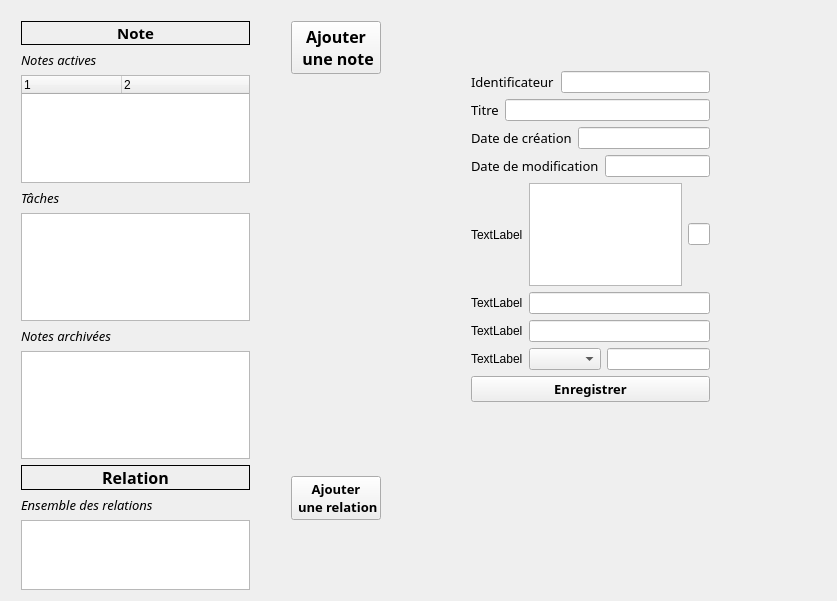
This is PluriNotes/mainwindow.ui in hugochabs/LO21_plurinotes as Qt 5 draws it before an edit. The edited form follows.
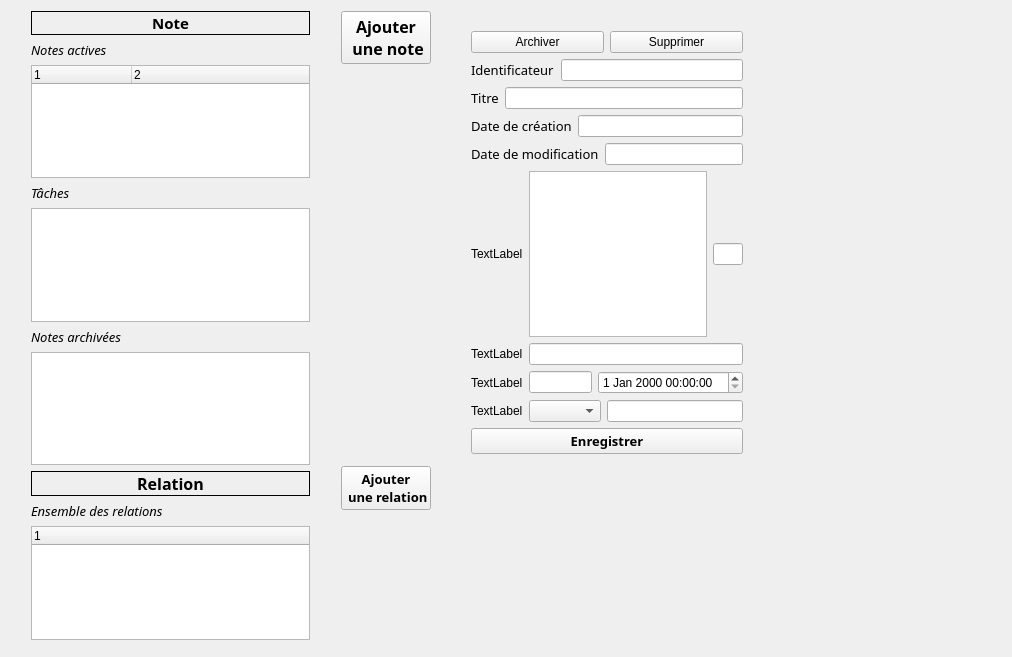
This is the edited form.

Commit message: Interface MaJ, Ok pour la misa jour de note, petit problème sur l'affichage de la liste de task, Ajout de note ok sauf que la note ajoutée s'ajoute pas dans laffichage, Les boutons archiver et supprimer ne sont pas connectés

What changed in the file:
```diff
--- a/PluriNotes/mainwindow.ui
+++ b/PluriNotes/mainwindow.ui
@@ -6,8 +6,8 @@
    <rect>
     <x>0</x>
     <y>0</y>
-    <width>837</width>
-    <height>601</height>
+    <width>1012</width>
+    <height>657</height>
    </rect>
   </property>
   <property name="windowTitle">
@@ -17,8 +17,8 @@
    <widget class="QWidget" name="layoutWidget">
     <property name="geometry">
      <rect>
-      <x>280</x>
-      <y>10</y>
+      <x>330</x>
+      <y>0</y>
       <width>112</width>
       <height>521</height>
      </rect>
@@ -74,10 +74,10 @@
    <widget class="QWidget" name="layoutWidget">
     <property name="geometry">
      <rect>
-      <x>10</x>
-      <y>10</y>
-      <width>251</width>
-      <height>591</height>
+      <x>20</x>
+      <y>0</y>
+      <width>301</width>
+      <height>651</height>
      </rect>
     </property>
     <layout class="QVBoxLayout" name="verticalLayout_4">
@@ -176,21 +176,6 @@
        <item>
         <widget class="QListWidget" name="listWidget_2"/>
        </item>
-      </layout>
-     </item>
-     <item>
-      <spacer name="verticalSpacer_2">
-       <property name="orientation">
-        <enum>Qt::Vertical</enum>
-       </property>
-       <property name="sizeHint" stdset="0">
-        <size>
-         <width>20</width>
-         <height>18</height>
-        </size>
-       </property>
-      </spacer>
-     </item>
      <item>
       <layout class="QVBoxLayout" name="verticalLayout_2">
        <item>
@@ -229,9 +214,30 @@
         </widget>
        </item>
        <item>
-        <widget class="QListWidget" name="listWidget_3"/>
-       </item>
-      </layout>
+          <widget class="QTreeWidget" name="treeWidget_2">
+           <column>
+            <property name="text">
+             <string notr="true">1</string>
+            </property>
+           </column>
+          </widget>
+         </item>
+        </layout>
+       </item>
+      </layout>
+     </item>
+     <item>
+      <spacer name="verticalSpacer_2">
+       <property name="orientation">
+        <enum>Qt::Vertical</enum>
+       </property>
+       <property name="sizeHint" stdset="0">
+        <size>
+         <width>20</width>
+         <height>18</height>
+        </size>
+       </property>
+      </spacer>
      </item>
     </layout>
    </widget>
@@ -239,12 +245,30 @@
     <property name="geometry">
      <rect>
       <x>460</x>
-      <y>60</y>
-      <width>261</width>
-      <height>353</height>
+      <y>20</y>
+      <width>294</width>
+      <height>445</height>
      </rect>
     </property>
     <layout class="QVBoxLayout" name="verticalLayout_5">
+     <item>
+      <layout class="QHBoxLayout" name="horizontalLayout_9">
+       <item>
+        <widget class="QPushButton" name="archiver">
+         <property name="text">
+          <string>Archiver</string>
+         </property>
+        </widget>
+       </item>
+       <item>
+        <widget class="QPushButton" name="delete_2">
+         <property name="text">
+          <string>Supprimer</string>
+         </property>
+        </widget>
+       </item>
+      </layout>
+     </item>
      <item>
       <layout class="QHBoxLayout" name="horizontalLayout">
        <item>
@@ -368,6 +392,9 @@
        <item>
         <widget class="QLineEdit" name="prop3"/>
        </item>
+       <item>
+        <widget class="QDateTimeEdit" name="dateTimeEdit"/>
+       </item>
       </layout>
      </item>
      <item>
```
Left out of the diff: 3 changed lines with no effect on the pictures. Lines whose indentation alone changed are shown as unchanged. The commit also changes 9 other files.
